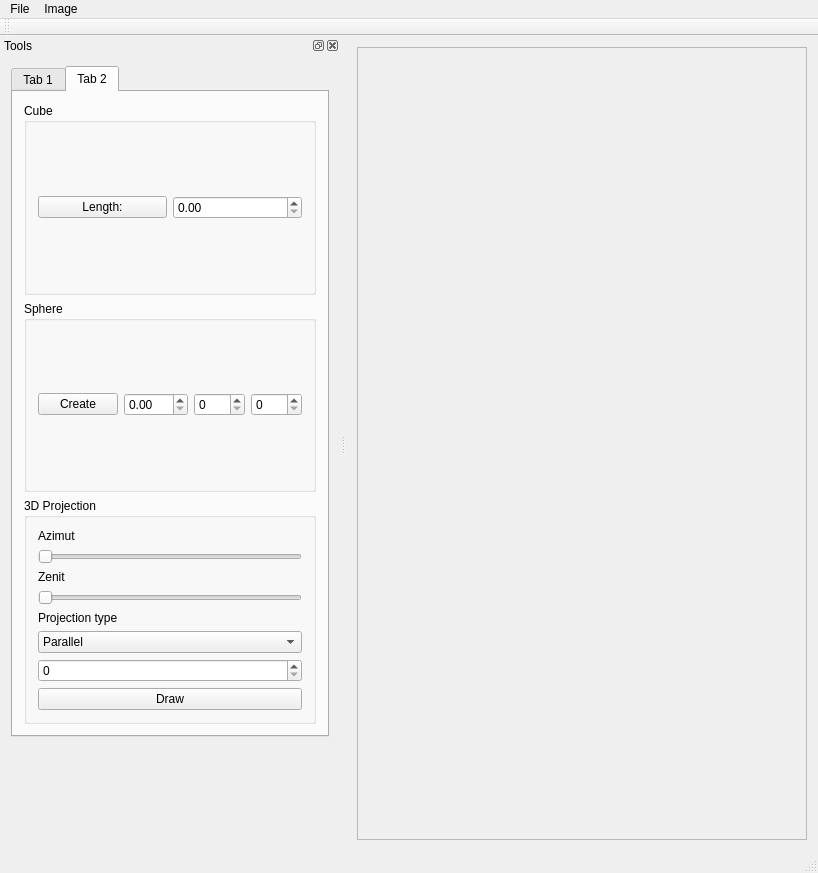
Qt form src/ImageViewer.ui (YakibchukOstap567/3D) before a commit.
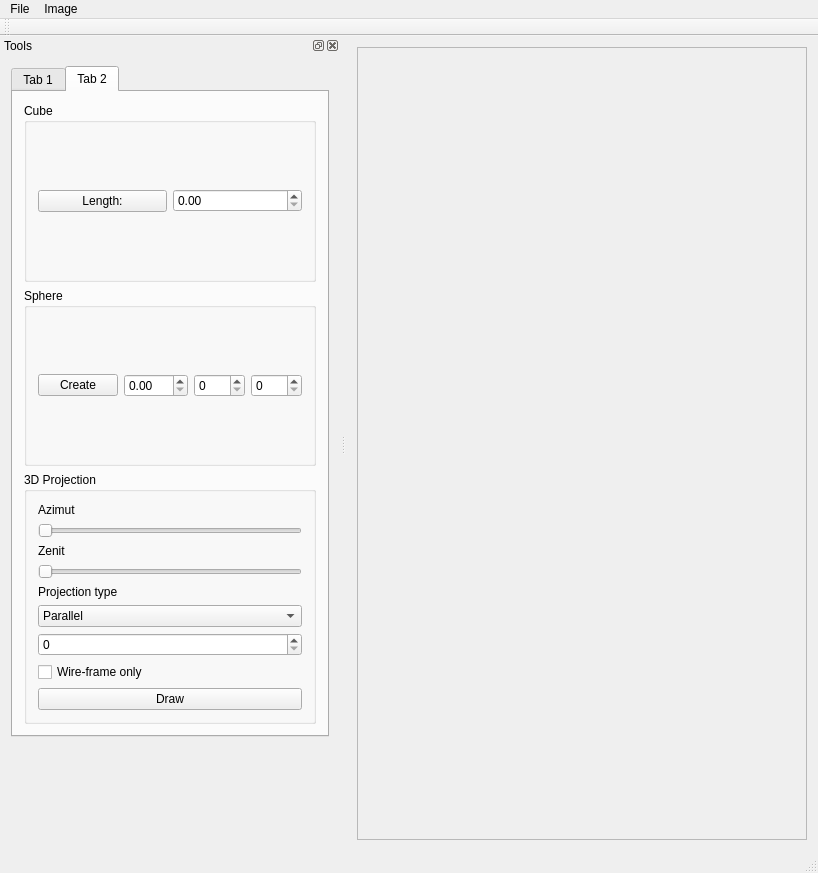
The same form after that commit.

What changed in the file:
```diff
--- a/src/ImageViewer.ui
+++ b/src/ImageViewer.ui
@@ -509,6 +509,13 @@
               </property>
              </widget>
             </item>
+            <item>
+             <widget class="QCheckBox" name="wireframe">
+              <property name="text">
+               <string>Wire-frame only</string>
+              </property>
+             </widget>
+            </item>
             <item>
              <widget class="QPushButton" name="draw3D">
               <property name="text">
```
